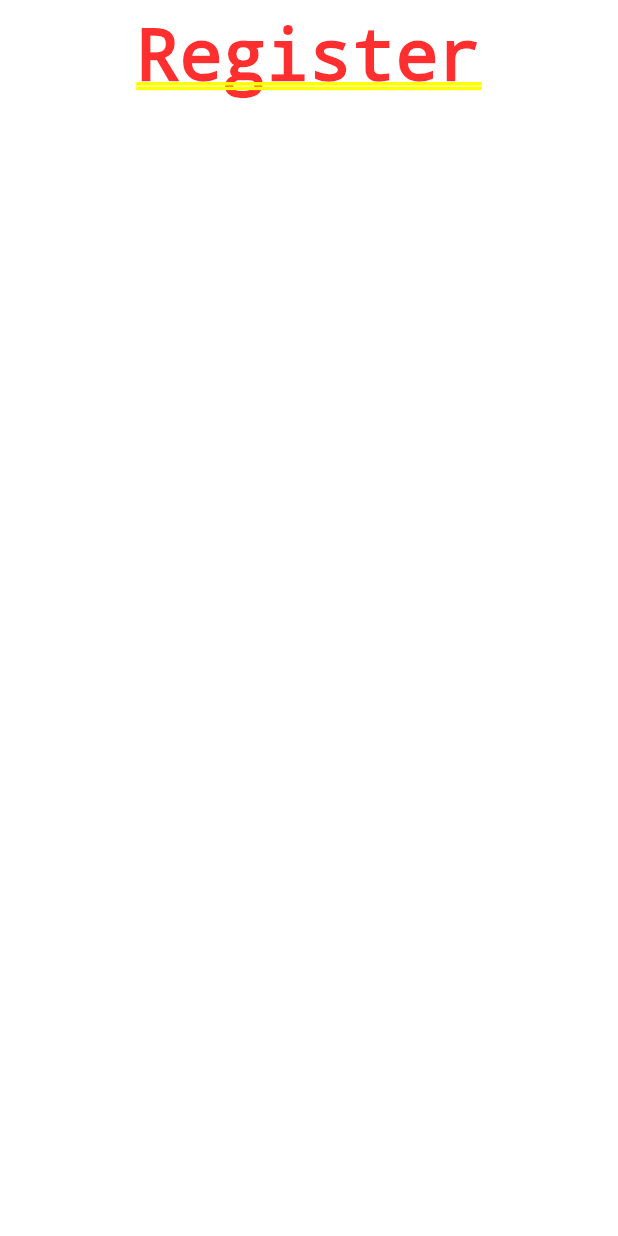
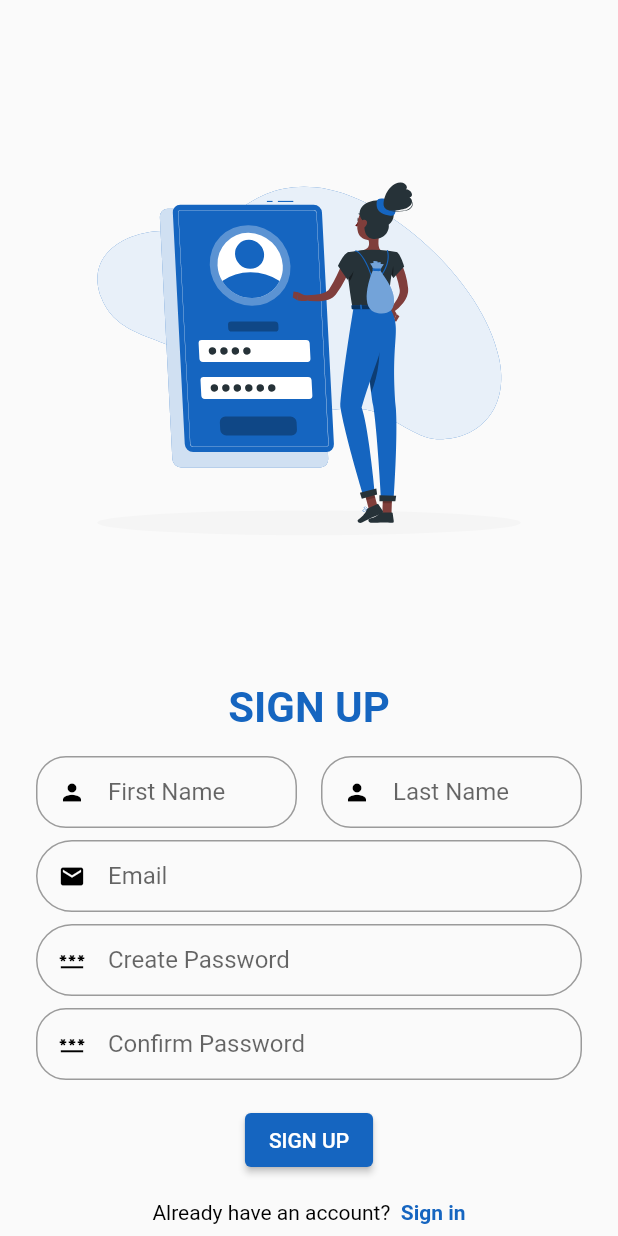
Before and after one commit to Crucialjun/cbc_learning_materials, a Flutter app: the screen it shows after launch, after a tap on "Create an Account", on a phone screen of 412 x 824 dp. Run offline on Flutter 3.47's test engine with Material 2 defaults, Android fonts, the phone set to English and light mode, and no system bars; our stand-ins replace flutter_svg, smooth_page_indicator.

Commit message:
signup screen

```diff
--- a/lib/screens/onboarding_screen.dart
+++ b/lib/screens/onboarding_screen.dart
@@ -48,7 +48,9 @@ class _OnboardingScreenState extends State<OnboardingScreen> {
             ],
           ),
           const Expanded(child: OnboardingPageView()),
-          ElevatedButton(
+          Hero(
+            tag: 'signup',
+            child: ElevatedButton(
               style: ElevatedButton.styleFrom(primary: AppColors.primaryColor),
               onPressed: () {
                 Navigator.pushAndRemoveUntil(
@@ -60,7 +62,10 @@ class _OnboardingScreenState extends State<OnboardingScreen> {
               },
               child: const Text("Create an Account"),
             ),
-          OutlinedButton(
+          ),
+          Hero(
+            tag: "signin",
+            child: OutlinedButton(
               onPressed: () {},
               style: OutlinedButton.styleFrom(
                   primary: AppColors.primaryColor,
@@ -69,6 +74,7 @@ class _OnboardingScreenState extends State<OnboardingScreen> {
                       width: 1.0, color: AppColors.primaryColor)),
               child: const Text("I already have an account"),
             ),
+          ),
         ]),
       ),
     );
--- a/lib/screens/sign_up_screen.dart
+++ b/lib/screens/sign_up_screen.dart
@@ -1,18 +1,156 @@
+import 'package:cbc_learning_materials/app_colors.dart';
 import 'package:flutter/material.dart';
+import 'package:flutter_svg/flutter_svg.dart';
 
 class SignUpScreen extends StatelessWidget {
   const SignUpScreen({Key? key}) : super(key: key);
 
   @override
   Widget build(BuildContext context) {
-    return Container(
-      padding: const EdgeInsets.all(8),
-      child: Column(children: const [
-        Text(
-          "Register",
-          style: TextStyle(fontWeight: FontWeight.bold),
-        )
-      ]),
+    return Scaffold(
+      body: SafeArea(
+        child: Padding(
+          padding: const EdgeInsets.only(left: 24, right: 24),
+          child: Column(children: [
+            Expanded(
+                child: Hero(
+                    tag: "topsvg",
+                    child: SvgPicture.asset("assets/svg/signup_image.svg"))),
+            const Text(
+              'SIGN UP',
+              style: TextStyle(
+                  color: AppColors.primaryColor,
+                  fontSize: 28,
+                  fontWeight: FontWeight.bold),
+            ),
+            const SizedBox(
+              height: 16,
+            ),
+            Row(
+              mainAxisAlignment: MainAxisAlignment.spaceBetween,
+              children: [
+                Flexible(
+                  child: TextField(
+                    decoration: InputDecoration(
+                      isDense: true,
+                      contentPadding: const EdgeInsets.all(4),
+                      prefixIcon: const Icon(
+                        Icons.person,
+                        color: Colors.black,
+                      ),
+                      labelText: "First Name",
+                      border: OutlineInputBorder(
+                        borderRadius: BorderRadius.circular(20),
+                      ),
+                    ),
+                  ),
+                ),
+                const SizedBox(
+                  width: 16,
+                ),
+                Flexible(
+                  child: TextField(
+                    decoration: InputDecoration(
+                      isDense: true,
+                      contentPadding: const EdgeInsets.all(4),
+                      prefixIcon: const Icon(
+                        Icons.person,
+                        color: Colors.black,
+                      ),
+                      labelText: "Last Name",
+                      border: OutlineInputBorder(
+                        borderRadius: BorderRadius.circular(20),
+                      ),
+                    ),
+                  ),
+                ),
+              ],
+            ),
+            const SizedBox(
+              height: 8,
+            ),
+            TextField(
+              decoration: InputDecoration(
+                isDense: true,
+                contentPadding: const EdgeInsets.all(4),
+                prefixIcon: const Icon(
+                  Icons.email,
+                  color: Colors.black,
+                ),
+                labelText: "Email",
+                border: OutlineInputBorder(
+                  borderRadius: BorderRadius.circular(30),
+                ),
+              ),
+            ),
+            const SizedBox(
+              height: 8,
+            ),
+            TextField(
+              decoration: InputDecoration(
+                isDense: true,
+                contentPadding: const EdgeInsets.all(4),
+                prefixIcon: const Icon(
+                  Icons.password,
+                  color: Colors.black,
+                ),
+                labelText: "Create Password",
+                border: OutlineInputBorder(
+                  borderRadius: BorderRadius.circular(30),
+                ),
+              ),
+            ),
+            const SizedBox(
+              height: 8,
+            ),
+            TextField(
+              decoration: InputDecoration(
+                isDense: true,
+                contentPadding: const EdgeInsets.all(4),
+                prefixIcon: const Icon(
+                  Icons.password,
+                  color: Colors.black,
+                ),
+                labelText: "Confirm Password",
+                border: OutlineInputBorder(
+                  borderRadius: BorderRadius.circular(20),
+                ),
+              ),
+            ),
+            const SizedBox(
+              height: 16,
+            ),
+            ElevatedButton(
+              style: ElevatedButton.styleFrom(primary: AppColors.primaryColor),
+              onPressed: () {},
+              child: const Text("SIGN UP"),
+            ),
+            const SizedBox(
+              height: 16,
+            ),
+            Padding(
+              padding: const EdgeInsets.only(bottom: 8),
+              child: Row(
+                mainAxisAlignment: MainAxisAlignment.center,
+                children: [
+                  const Text(
+                    "Already have an account? ",
+                    style: TextStyle(color: Colors.black),
+                  ),
+                  InkWell(
+                      onTap: () {},
+                      child: const Text(
+                        " Sign in",
+                        style: TextStyle(
+                            color: AppColors.primaryColor,
+                            fontWeight: FontWeight.bold),
+                      )),
+                ],
+              ),
+            )
+          ]),
+        ),
+      ),
     );
   }
 }
```
Also changed, not shown: assets/svg/signup_image.svg (added). Lines whose indentation alone changed are shown as unchanged.
